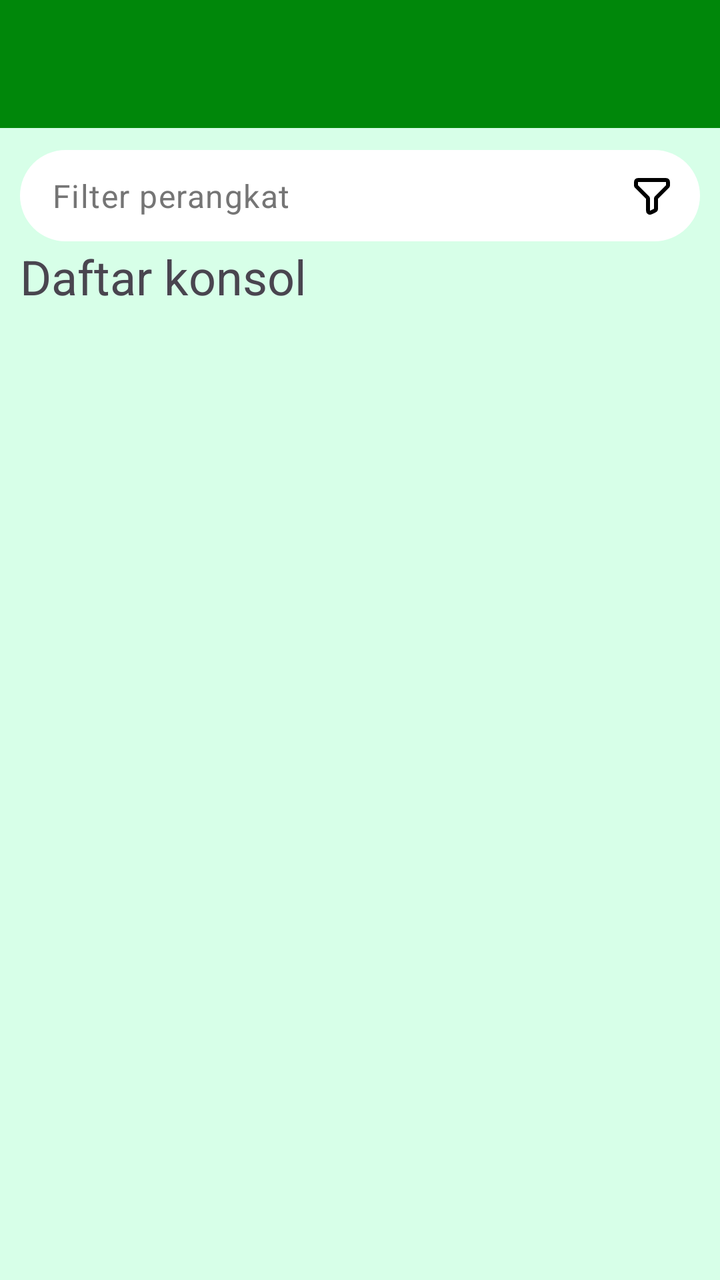
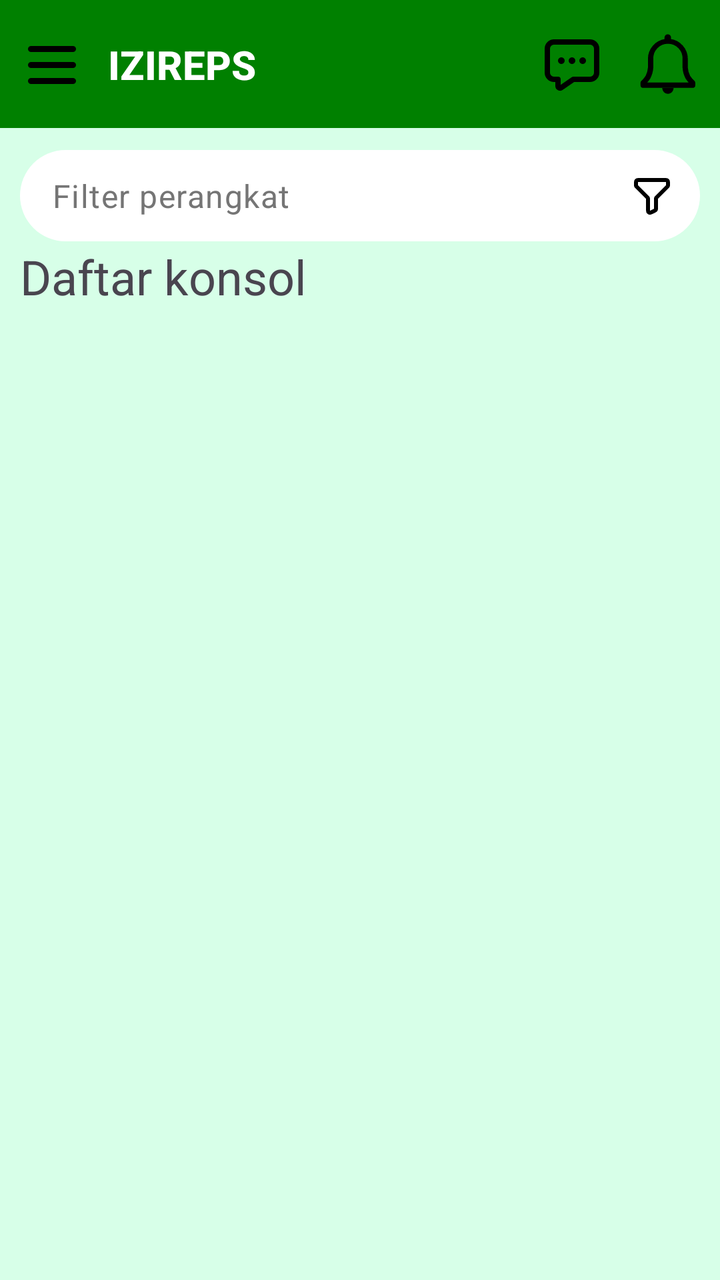

Before-and-after screenshots of an Android layout around one commit, followed by the original layout XML and the change that was made.
<!-- AndroidManifest.xml: application theme Theme.Mrstango -->
<!-- res/layout/fragment_home.xml -->
<?xml version="1.0" encoding="utf-8"?>
<androidx.constraintlayout.widget.ConstraintLayout xmlns:android="http://schemas.android.com/apk/res/android"
    xmlns:tools="http://schemas.android.com/tools"
    android:layout_width="match_parent"
    android:layout_height="match_parent"
    android:background="@color/light_green"
    xmlns:app="http://schemas.android.com/apk/res-auto"
    tools:context=".Home.HomeFragment">

    <androidx.recyclerview.widget.RecyclerView
        android:id="@+id/rv_consoles"
        android:layout_width="match_parent"
        android:layout_height="0dp"
        android:clipToPadding="false"
        android:padding="5dp"
        app:layoutManager="androidx.recyclerview.widget.GridLayoutManager"
        app:spanCount="2"
        app:layout_constraintTop_toBottomOf="@+id/textInfo"
        app:layout_constraintBottom_toBottomOf="parent"
        app:layout_constraintEnd_toEndOf="parent"
        app:layout_constraintStart_toStartOf="parent"
        tools:listitem="@layout/console_card" />

    <androidx.appcompat.widget.Toolbar
        android:id="@+id/toolbar"
        android:layout_width="match_parent"
        android:layout_height="?attr/actionBarSize"
        android:background="?attr/colorPrimary"
        android:backgroundTint="@color/dark_green"
        app:layout_constraintEnd_toEndOf="parent"
        app:layout_constraintStart_toStartOf="parent"
        app:layout_constraintTop_toTopOf="parent"
        app:subtitleTextColor="@android:color/white"
        app:titleTextColor="@android:color/white"
        app:layout_scrollFlags="enterAlways|scroll"/>

    <com.google.android.material.textfield.TextInputLayout
        android:id="@+id/filterIcon"
        android:layout_width="match_parent"
        android:layout_height="wrap_content"
        android:layout_margin="10dp"
        app:boxBackgroundColor="@color/white"
        app:boxBackgroundMode="filled"
        app:boxCornerRadiusBottomEnd="24dp"
        app:boxCornerRadiusBottomStart="24dp"
        app:boxCornerRadiusTopEnd="24dp"
        app:boxCornerRadiusTopStart="24dp"
        app:boxStrokeWidth="0dp"
        app:boxStrokeWidthFocused="0dp"
        app:endIconDrawable="@drawable/ic_filter"
        app:endIconMode="custom"
        app:endIconTint="@color/black"
        app:hintEnabled="false"
        app:layout_constraintEnd_toEndOf="parent"
        app:layout_constraintStart_toStartOf="parent"
        app:layout_constraintTop_toBottomOf="@+id/toolbar">

        <com.google.android.material.textfield.TextInputEditText
            android:id="@+id/searchBar"
            android:layout_width="match_parent"
            android:layout_height="wrap_content"
            android:background="@null"
            android:hint="Filter perangkat"
            android:inputType="text"
            android:paddingTop="12dp"
            android:paddingBottom="12dp"
            android:textColorHint="#757575" />
    </com.google.android.material.textfield.TextInputLayout>

    <TextView
        android:id="@+id/textInfo"
        android:layout_width="match_parent"
        android:layout_height="wrap_content"
        android:layout_marginHorizontal="10dp"
        android:text="Daftar konsol"
        android:textSize="24dp"
        app:layout_constraintEnd_toEndOf="parent"
        app:layout_constraintStart_toStartOf="parent"
        app:layout_constraintTop_toBottomOf="@+id/filterIcon" />



</androidx.constraintlayout.widget.ConstraintLayout>
<!-- res/layout/console_card.xml (included above) -->
<?xml version="1.0" encoding="utf-8"?>
<androidx.cardview.widget.CardView
    xmlns:android="http://schemas.android.com/apk/res/android"
    xmlns:app="http://schemas.android.com/apk/res-auto"
    android:layout_width="match_parent"
    android:layout_height="wrap_content"
    android:layout_margin="5dp"
    app:cardCornerRadius="12dp"
    app:cardElevation="2dp">

    <androidx.constraintlayout.widget.ConstraintLayout
        android:layout_width="match_parent"
        android:layout_height="wrap_content"
        android:paddingBottom="12dp"> 

        
        <ImageView
            android:id="@+id/img_console"
            android:layout_width="match_parent"
            android:layout_height="120dp"
            android:scaleType="centerCrop"
            android:src="@drawable/ps5_u1"
            app:layout_constraintTop_toTopOf="parent" />

        
        <TextView
            android:id="@+id/tv_console_name"
            android:layout_width="0dp"
            android:layout_height="wrap_content"
            android:layout_marginTop="12dp"
            android:layout_marginStart="12dp"
            android:layout_marginEnd="12dp"
            android:text="PlayStation 5"
            android:textColor="@color/black"
            android:textSize="16sp"
            android:textStyle="bold"
            app:layout_constraintEnd_toEndOf="parent"
            app:layout_constraintStart_toStartOf="parent"
            app:layout_constraintTop_toBottomOf="@id/img_console" />

        
        <TextView
            android:id="@+id/tv_console_price"
            android:layout_width="0dp"
            android:layout_height="wrap_content"
            android:layout_marginTop="4dp"
            android:layout_marginStart="12dp"
            android:layout_marginEnd="12dp"
            android:text="Rp 15.000 / Jam"
            android:textSize="13sp"
            android:textColor="#757575"
            app:layout_constraintEnd_toEndOf="parent"
            app:layout_constraintStart_toStartOf="parent"
            app:layout_constraintTop_toBottomOf="@id/tv_console_name" />

    </androidx.constraintlayout.widget.ConstraintLayout>

</androidx.cardview.widget.CardView>
<!-- resources referenced by this layout -->
<resources>
  <color name="black">#FF000000</color>
  <color name="dark_green">#00870A</color>
  <color name="light_green">#D7FFE8</color>
  <color name="white">#FFFFFFFF</color>
  <!-- drawable ic_filter (drawable) -->
  <vector xmlns:android="http://schemas.android.com/apk/res/android"
      android:width="24dp"
      android:height="24dp"
      android:viewportWidth="24"
      android:viewportHeight="24">
    <path
        android:pathData="M20,5.6c0,-0.56 0,-0.84 -0.11,-1.054a1,1 0,0 0,-0.436 -0.437C19.24,4 18.96,4 18.4,4H5.6c-0.56,0 -0.84,0 -1.054,0.109a1,1 0,0 0,-0.437 0.437C4,4.76 4,5.04 4,5.6v0.737c0,0.245 0,0.367 0.028,0.482a1,1 0,0 0,0.12 0.29c0.061,0.1 0.148,0.187 0.32,0.36l5.063,5.062c0.173,0.173 0.26,0.26 0.321,0.36q0.083,0.136 0.12,0.29c0.028,0.114 0.028,0.235 0.028,0.474v4.756c0,0.857 0,1.286 0.18,1.544a1,1 0,0 0,0.674 0.416c0.311,0.046 0.695,-0.145 1.461,-0.529l0.8,-0.4c0.322,-0.16 0.482,-0.24 0.599,-0.36a1,1 0,0 0,0.231 -0.374c0.055,-0.158 0.055,-0.338 0.055,-0.697v-4.348c0,-0.245 0,-0.367 0.028,-0.482a1,1 0,0 1,0.12 -0.29c0.06,-0.1 0.147,-0.186 0.317,-0.356l0.004,-0.004l5.063,-5.062c0.172,-0.173 0.258,-0.26 0.32,-0.36q0.083,-0.136 0.12,-0.29C20,6.706 20,6.584 20,6.345z"
        android:strokeLineJoin="round"
        android:strokeWidth="2"
        android:fillColor="#00000000"
        android:strokeColor="@color/black"
        android:strokeLineCap="round"/>
  </vector>
  <!-- drawable ps5_u1: png bitmap (drawable, 281390 bytes) -->
  <style name="Theme.Mrstango" parent="Base.Theme.Mrstango" />
  <style name="Base.Theme.Mrstango" parent="Theme.Material3.DayNight.NoActionBar">
          
          
      </style>
</resources>

<!-- the commit's change to res/layout/fragment_home.xml (unified diff, before → after) -->
@@ -25,14 +25,67 @@
         android:id="@+id/toolbar"
         android:layout_width="match_parent"
         android:layout_height="?attr/actionBarSize"
-        android:background="?attr/colorPrimary"
-        android:backgroundTint="@color/dark_green"
+        android:background="#008000"
+        app:contentInsetStart="0dp"
         app:layout_constraintEnd_toEndOf="parent"
         app:layout_constraintStart_toStartOf="parent"
-        app:layout_constraintTop_toTopOf="parent"
-        app:subtitleTextColor="@android:color/white"
-        app:titleTextColor="@android:color/white"
-        app:layout_scrollFlags="enterAlways|scroll"/>
+        app:layout_constraintTop_toTopOf="parent">
+
+        
+        <androidx.constraintlayout.widget.ConstraintLayout
+            android:layout_width="match_parent"
+            android:layout_height="match_parent"
+            android:paddingHorizontal="10dp">
+
+            
+            <ImageView
+                android:id="@+id/iconMenu"
+                android:layout_width="32dp"
+                android:layout_height="32dp"
+                android:src="@drawable/ic_menu"
+                app:layout_constraintBottom_toBottomOf="parent"
+                app:layout_constraintStart_toStartOf="parent"
+                app:layout_constraintTop_toTopOf="parent" />
+
+            
+            <TextView
+                android:id="@+id/toolbarTitle"
+                android:layout_width="0dp"
+                android:layout_height="wrap_content"
+                android:layout_marginStart="12dp"
+                android:fontFamily="sans-serif-medium"
+                android:text="IZIREPS"
+                android:textColor="@color/white"
+                android:textSize="20sp"
+                android:textStyle="bold"
+                app:layout_constraintBottom_toBottomOf="parent"
+                app:layout_constraintStart_toEndOf="@id/iconMenu"
+                app:layout_constraintEnd_toStartOf="@id/iconChat"
+                app:layout_constraintTop_toTopOf="parent" />
+
+            
+            <ImageView
+                android:id="@+id/iconNotif"
+                android:layout_width="32dp"
+                android:layout_height="32dp"
+                android:src="@drawable/ic_notification"
+                app:layout_constraintBottom_toBottomOf="parent"
+                app:layout_constraintEnd_toEndOf="parent"
+                app:layout_constraintTop_toTopOf="parent" />
+
+            
+            <ImageView
+                android:id="@+id/iconChat"
+                android:layout_width="32dp"
+                android:layout_height="32dp"
+                android:layout_marginEnd="16dp"
+                android:src="@drawable/ic_chat"
+                app:layout_constraintBottom_toBottomOf="parent"
+                app:layout_constraintEnd_toStartOf="@id/iconNotif"
+                app:layout_constraintTop_toTopOf="parent" />
+
+        </androidx.constraintlayout.widget.ConstraintLayout>
+    </androidx.appcompat.widget.Toolbar>
 
     <com.google.android.material.textfield.TextInputLayout
         android:id="@+id/filterIcon"
<!-- resource entries referenced after the edit -->
@@ -1,9 +1,29 @@
 <!-- resources referenced by this layout -->
 <resources>
   <color name="black">#FF000000</color>
-  <color name="dark_green">#00870A</color>
   <color name="light_green">#D7FFE8</color>
   <color name="white">#FFFFFFFF</color>
+  <!-- drawable ic_chat (drawable) -->
+  <vector xmlns:android="http://schemas.android.com/apk/res/android"
+      android:width="24dp"
+      android:height="24dp"
+      android:viewportWidth="24"
+      android:viewportHeight="24">
+    <path
+        android:pathData="M2.75,6.25a2.5,2.5 0,0 1,2.5 -2.5h13.5a2.5,2.5 0,0 1,2.5 2.5v9a2.5,2.5 0,0 1,-2.5 2.5H12.5L8,20.85a0.77,0.77 0,0 1,-1.25 -0.6v-2.5h-1.5a2.5,2.5 0,0 1,-2.5 -2.5Z"
+        android:strokeLineJoin="round"
+        android:strokeWidth="2"
+        android:fillColor="#00000000"
+        android:strokeColor="@color/black"
+        android:strokeLineCap="round"/>
+    <path
+        android:pathData="M8,10.75h0.01m3.99,0h0.01m3.99,0h0.01"
+        android:strokeLineJoin="round"
+        android:strokeWidth="2.5"
+        android:fillColor="#00000000"
+        android:strokeColor="@color/black"
+        android:strokeLineCap="round"/>
+  </vector>
   <!-- drawable ic_filter (drawable) -->
   <vector xmlns:android="http://schemas.android.com/apk/res/android"
       android:width="24dp"
@@ -18,6 +38,37 @@
         android:strokeColor="@color/black"
         android:strokeLineCap="round"/>
   </vector>
+  <!-- drawable ic_menu (drawable) -->
+  <vector xmlns:android="http://schemas.android.com/apk/res/android"
+      android:width="16dp"
+      android:height="16dp"
+      android:viewportWidth="16"
+      android:viewportHeight="16">
+    <path
+        android:pathData="m2.75,12.25h10.5m-10.5,-4h10.5m-10.5,-4h10.5"
+        android:strokeLineJoin="round"
+        android:strokeWidth="1.5"
+        android:fillColor="#00000000"
+        android:strokeColor="@color/black"
+        android:strokeLineCap="round"/>
+  </vector>
+  <!-- drawable ic_notification (drawable) -->
+  <vector xmlns:android="http://schemas.android.com/apk/res/android"
+      android:width="36dp"
+      android:height="36dp"
+      android:viewportWidth="36"
+      android:viewportHeight="36">
+    <path
+        android:pathData="M32.51,27.83A14.4,14.4 0,0 1,30 24.9a12.6,12.6 0,0 1,-1.35 -4.81v-4.94A10.81,10.81 0,0 0,19.21 4.4V3.11a1.33,1.33 0,1 0,-2.67 0v1.31a10.81,10.81 0,0 0,-9.33 10.73v4.94a12.6,12.6 0,0 1,-1.35 4.81a14.4,14.4 0,0 1,-2.47 2.93a1,1 0,0 0,-0.34 0.75v1.36a1,1 0,0 0,1 1h27.8a1,1 0,0 0,1 -1v-1.36a1,1 0,0 0,-0.34 -0.75M5.13,28.94a16.2,16.2 0,0 0,2.44 -3a14.2,14.2 0,0 0,1.65 -5.85v-4.94a8.74,8.74 0,1 1,17.47 0v4.94a14.2,14.2 0,0 0,1.65 5.85a16.2,16.2 0,0 0,2.44 3Z"
+        android:strokeWidth="1"
+        android:strokeColor="@color/black"
+        android:fillColor="@color/black"/>
+    <path
+        android:pathData="M18,34.28A2.67,2.67 0,0 0,20.58 32h-5.26A2.67,2.67 0,0 0,18 34.28"
+        android:strokeWidth="1"
+        android:strokeColor="@color/black"
+        android:fillColor="@color/black"/>
+  </vector>
   <!-- drawable ps5_u1: png bitmap (drawable, 281390 bytes) -->
   <style name="Theme.Mrstango" parent="Base.Theme.Mrstango" />
   <style name="Base.Theme.Mrstango" parent="Theme.Material3.DayNight.NoActionBar">
